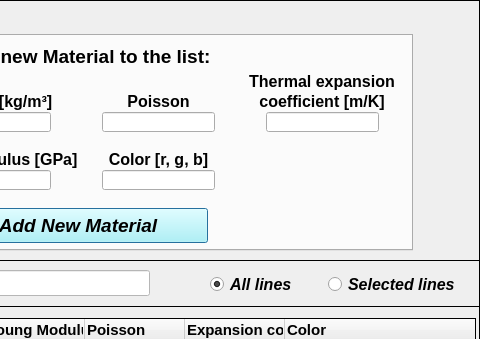
First picture: the form in pulse/uix/user_input/ui/Model/Setup/Structural/materialInput.ui, repository open-pulse/OpenPulse, before the edit; both pictures show x 320 to 800 and y 0 to 339 of the 800 by 600 pixel window.
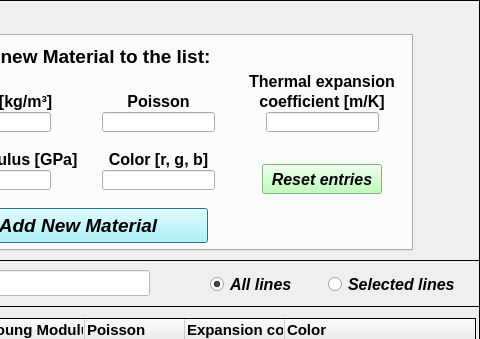
Second picture: the form after the edit. Icons and pictures are not drawn.

Commit message: set material/fluid - improvements

What changed in the file:
```diff
--- a/pulse/uix/user_input/ui/Model/Setup/Structural/materialInput.ui
+++ b/pulse/uix/user_input/ui/Model/Setup/Structural/materialInput.ui
@@ -451,6 +451,71 @@
        <string>&lt;html&gt;&lt;head/&gt;&lt;body&gt;&lt;p align=&quot;center&quot;&gt;&lt;span style=&quot; font-size:12pt; font-style:normal;&quot;&gt;Thermal expansion&lt;/span&gt;&lt;/p&gt;&lt;/body&gt;&lt;/html&gt;</string>
       </property>
      </widget>
+     <widget class="QPushButton" name="pushButton_reset_entries_add_material">
+      <property name="enabled">
+       <bool>true</bool>
+      </property>
+      <property name="geometry">
+       <rect>
+        <x>516</x>
+        <y>128</y>
+        <width>120</width>
+        <height>30</height>
+       </rect>
+      </property>
+      <property name="minimumSize">
+       <size>
+        <width>120</width>
+        <height>30</height>
+       </size>
+      </property>
+      <property name="maximumSize">
+       <size>
+        <width>120</width>
+        <height>30</height>
+       </size>
+      </property>
+      <property name="font">
+       <font>
+        <family>Arial</family>
+        <pointsize>12</pointsize>
+        <weight>75</weight>
+        <italic>true</italic>
+        <bold>true</bold>
+        <stylestrategy>PreferDefault</stylestrategy>
+       </font>
+      </property>
+      <property name="cursor">
+       <cursorShape>ArrowCursor</cursorShape>
+      </property>
+      <property name="layoutDirection">
+       <enum>Qt::LeftToRight</enum>
+      </property>
+      <property name="autoFillBackground">
+       <bool>false</bool>
+      </property>
+      <property name="styleSheet">
+       <string notr="true">background-color: rgb(171, 255, 166);</string>
+      </property>
+      <property name="text">
+       <string>Reset entries</string>
+      </property>
+      <property name="shortcut">
+       <string>Shift+A</string>
+      </property>
+      <property name="checkable">
+       <bool>false</bool>
+      </property>
+      <property name="autoDefault">
+       <bool>true</bool>
+      </property>
+      <property name="default">
+       <bool>false</bool>
+      </property>
+      <property name="flat">
+       <bool>false</bool>
+      </property>
+     </widget>
     </widget>
     <widget class="QWidget" name="tab_edit_material">
      <attribute name="title">
```
The commit also changes 4 other files.
